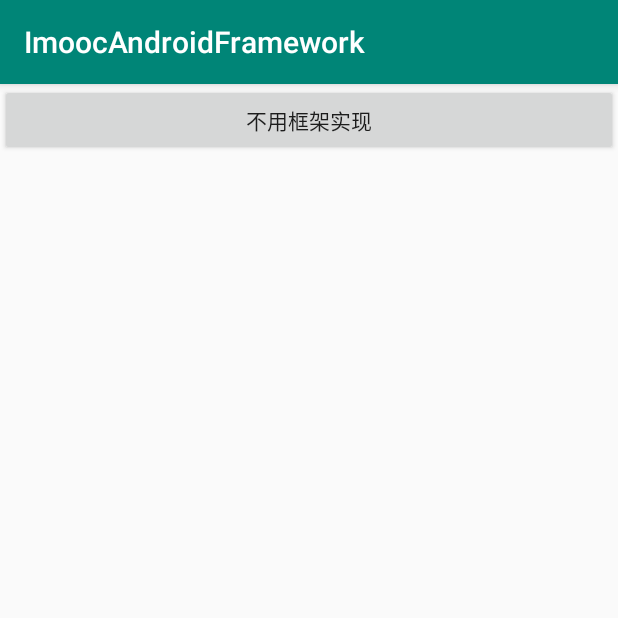
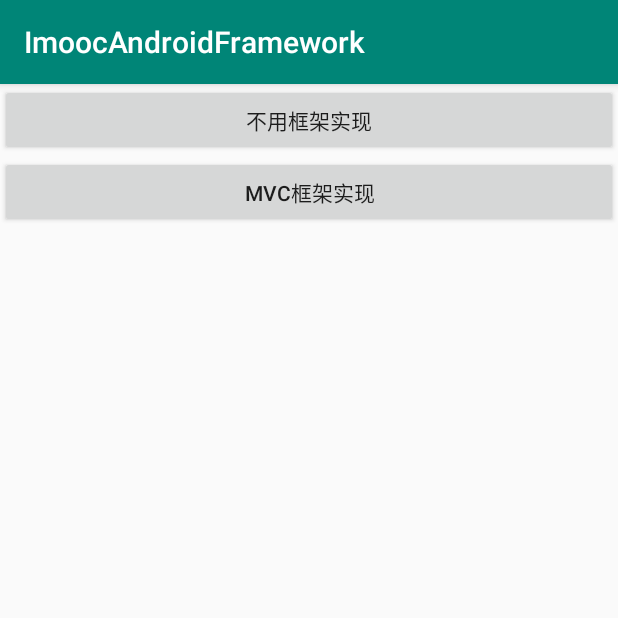
Before and after one commit to lindroy/ImoocAndroidFramework, an Android app: the screen it shows after launch (MainActivity), on a phone screen of 412 x 824 dp, the top half of it. Run offline under Robolectric (Android 15) with nearby library versions, the phone set to English and light mode, and no system bars.

Commit message:
使用MVC框架实现查询用户信息的功能。

```diff
--- a/app/src/main/AndroidManifest.xml
+++ b/app/src/main/AndroidManifest.xml
@@ -9,7 +9,8 @@
         android:roundIcon="@mipmap/ic_launcher_round"
         android:supportsRtl="true"
         android:theme="@style/AppTheme">
-        <activity android:name=".NormalActivity"></activity>
+        <activity android:name=".mvc.MVCActivity"></activity>
+        <activity android:name=".normal.NormalActivity" />
         <activity android:name=".MainActivity">
             <intent-filter>
                 <action android:name="android.intent.action.MAIN" />
--- a/app/src/main/java/com/lindroy/imoocandroidframework/MainActivity.kt
+++ b/app/src/main/java/com/lindroy/imoocandroidframework/MainActivity.kt
@@ -3,6 +3,8 @@ package com.lindroy.imoocandroidframework
 import android.content.Intent
 import android.os.Bundle
 import androidx.appcompat.app.AppCompatActivity
+import com.lindroy.imoocandroidframework.mvc.MVCActivity
+import com.lindroy.imoocandroidframework.normal.NormalActivity
 import kotlinx.android.synthetic.main.activity_main.*
 
 class MainActivity : AppCompatActivity() {
@@ -11,7 +13,10 @@ class MainActivity : AppCompatActivity() {
         super.onCreate(savedInstanceState)
         setContentView(R.layout.activity_main)
         btnNormal.setOnClickListener {
-            startActivity(Intent(this,NormalActivity::class.java))
+            startActivity(Intent(this, NormalActivity::class.java))
+        }
+        btnMVC.setOnClickListener {
+            startActivity(Intent(this, MVCActivity::class.java))
         }
     }
 
--- a/app/src/main/res/layout/activity_main.xml
+++ b/app/src/main/res/layout/activity_main.xml
@@ -4,6 +4,7 @@
     xmlns:tools="http://schemas.android.com/tools"
     android:layout_width="match_parent"
     android:layout_height="match_parent"
+    android:orientation="vertical"
     tools:context=".MainActivity">
 
     <Button
@@ -12,4 +13,10 @@
         android:layout_width="match_parent"
         android:layout_height="wrap_content"/>
 
+
+    <Button
+        android:text="MVC框架实现"
+        android:id="@+id/btnMVC"
+        android:layout_width="match_parent"
+        android:layout_height="wrap_content"/>
 </LinearLayout>
--- a/app/src/main/res/layout/activity_normal.xml
+++ b/app/src/main/res/layout/activity_normal.xml
@@ -5,7 +5,7 @@
     android:layout_width="match_parent"
     android:layout_height="match_parent"
     android:orientation="vertical"
-    tools:context=".NormalActivity">
+    tools:context=".normal.NormalActivity">
 
     <EditText
         android:id="@+id/etUserName"
```
Also changed, not shown: app/src/main/java/com/lindroy/imoocandroidframework/mvc/MVCActivity.kt (renamed from app/src/main/java/com/lindroy/imoocandroidframework/NormalActivity.kt, +8 -20 lines), app/src/main/java/com/lindroy/imoocandroidframework/mvc/MVCModel.kt (added, +23 -0 lines), app/src/main/java/com/lindroy/imoocandroidframework/normal/NormalActivity.kt (added, +65 -0 lines), app/src/main/res/layout/activity_mvc.xml (added, +9 -0 lines).
